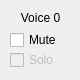
Above: VoiceViewer.ui from yupferris/snes-apu-dbg before the change. Below: the same form after it.
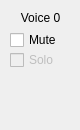
That is the form after the change.

What changed in the file:
```diff
--- a/VoiceViewer.ui
+++ b/VoiceViewer.ui
@@ -7,7 +7,7 @@
     <x>0</x>
     <y>0</y>
     <width>80</width>
-    <height>80</height>
+    <height>130</height>
    </rect>
   </property>
   <property name="windowTitle">
@@ -58,6 +58,16 @@
     <string>Solo</string>
    </property>
   </widget>
+  <widget class="QWidget" name="outputViewerContainer" native="true">
+   <property name="geometry">
+    <rect>
+     <x>10</x>
+     <y>80</y>
+     <width>60</width>
+     <height>40</height>
+    </rect>
+   </property>
+  </widget>
  </widget>
  <resources/>
  <connections/>
```
